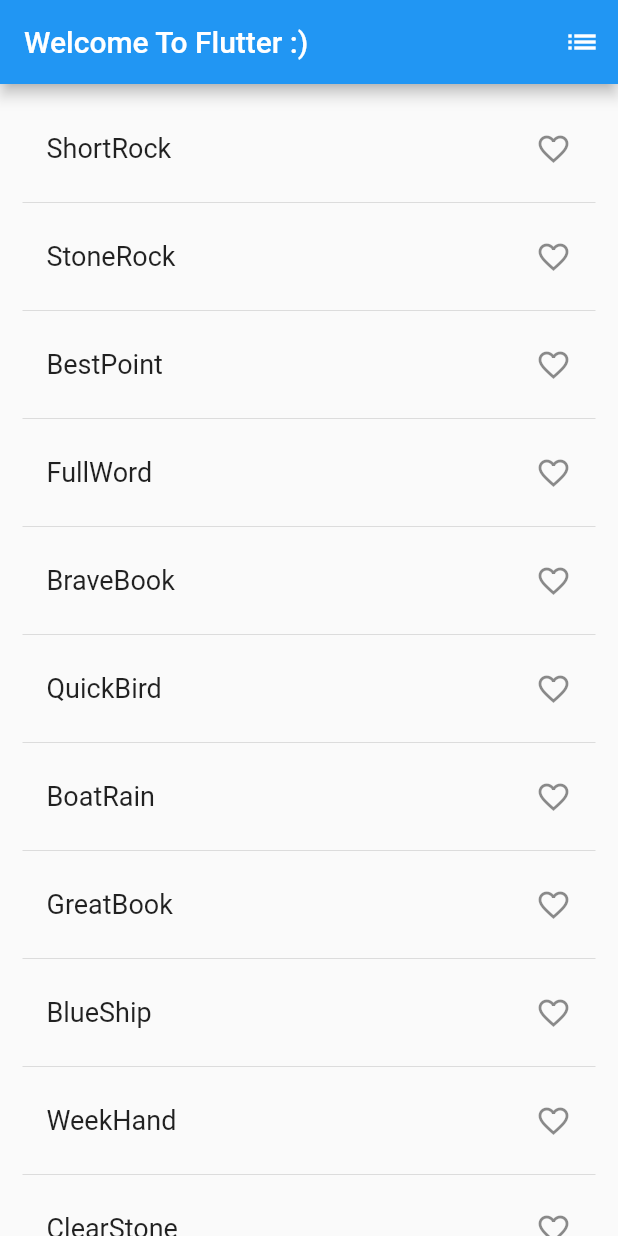
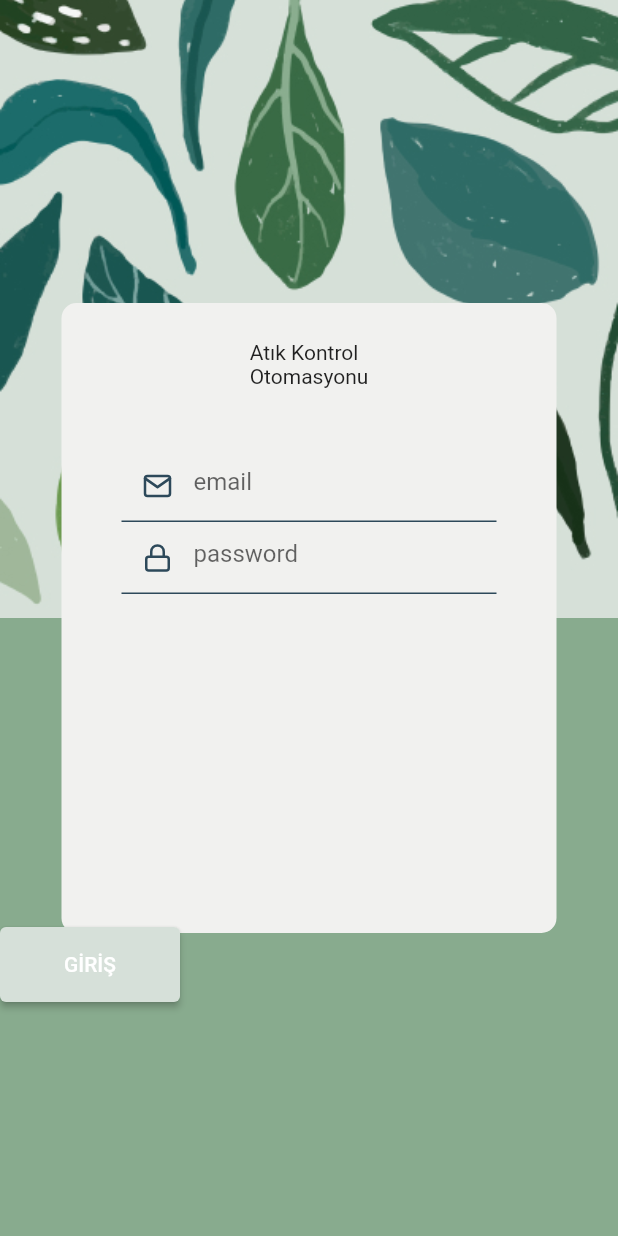
Before and after one commit to haliliceylan/karbon_ayak_izi, a Flutter app: the screen it shows after launch, on a phone screen of 412 x 824 dp. Run offline on Flutter 3.47's test engine with Material 2 defaults, Android fonts, the light colour scheme and no system bars; our stand-ins replace feather_icons, google_fonts; statements that could not run were skipped.

Commit message:
update on Home

```diff
--- a/lib/main.dart
+++ b/lib/main.dart
@@ -1,4 +1,6 @@
-import 'package:english_words/english_words.dart';
+import 'package:codelab_1/src/core/constant/color_hex.dart';
+import 'package:codelab_1/src/core/constant/text_theme.dart';
+import 'package:codelab_1/src/screens/home/home_screen.dart';
 import 'package:flutter/material.dart';
 
 void main() => runApp(MyApp());
@@ -7,101 +9,17 @@ class MyApp extends StatelessWidget {
   @override
   Widget build(BuildContext context) {
     return MaterialApp(
-        debugShowCheckedModeBanner: false,
-        title: 'Projem',
-        theme: ThemeData(primaryColor: Colors.black),
-        home: RamdonWords());
-  }
-}
-
-class RamdonWords extends StatefulWidget {
-  @override
-  _RamdonWordsState createState() => _RamdonWordsState();
-}
-
-class _RamdonWordsState extends State<RamdonWords> {
-  final _saved = <WordPair>[];
-  final _suggestions = <WordPair>[];
-  final _biggerFont = const TextStyle(fontSize: 18);
-
-  @override
-  Widget build(BuildContext context) {
-    return Scaffold(
-      appBar: AppBar(
-        actions: [
-          IconButton(icon: Icon(Icons.list), onPressed: _pushSaved),
-        ],
-        title: Text("Welcome To Flutter :)"),
+      debugShowCheckedModeBanner: false,
+      title: 'Projem',
+      theme: ThemeData(
+        textTheme: TextTheme(
+            headline1: headline1,
+            headline2: headline2,
+            headline3: headline3,
+            bodyText1: bodyText1),
+        primaryColor: dark,
       ),
-      body: _buildSuggestions(),
-    );
-  }
-
-  Widget _buildSuggestions() {
-    return ListView.builder(
-        padding: EdgeInsets.all(15),
-        itemBuilder: (context, i) {
-          if (i.isOdd) {
-            return Divider();
-          }
-          final int index = i ~/ 2;
-          if (index >= _suggestions.length) {
-            _suggestions.addAll(generateWordPairs().take(10));
-          }
-          return buildRow(_suggestions[index]);
-        });
-  }
-
-  Widget buildRow(WordPair pair) {
-    final alreadySaved = _saved.contains(pair);
-    return ListTile(
-      title: Text(
-        pair.asPascalCase,
-        style: _biggerFont,
-      ),
-      trailing: Icon(
-        alreadySaved ? Icons.favorite : Icons.favorite_border,
-        color: alreadySaved ? Colors.red : null,
-      ),
-      onTap: () {
-        setState(() {
-          if (alreadySaved) {
-            _saved.remove(pair);
-          } else {
-            _saved.add(pair);
-          }
-        });
-      },
-    );
-  }
-
-  void _pushSaved() {
-    Navigator.of(context).push(
-      // NEW lines from here...
-      MaterialPageRoute<void>(
-        builder: (BuildContext context) {
-          final tiles = _saved.map(
-            (WordPair pair) {
-              return ListTile(
-                title: Text(
-                  pair.asPascalCase,
-                  style: _biggerFont,
-                ),
-              );
-            },
-          );
-          final divided = tiles.isNotEmpty
-              ? ListTile.divideTiles(context: context, tiles: tiles).toList()
-              : <Widget>[];
-
-          return Scaffold(
-            appBar: AppBar(
-              title: Text('Saved Suggestions'),
-            ),
-            body: ListView(children: divided),
-          );
-        },
-      ), // ...to here.
+      home: HomeScreen(),
     );
   }
 }
--- /dev/null
+++ b/lib/src/core/constant/color_hex.dart
@@ -0,0 +1,13 @@
+import 'package:flutter/material.dart';
+
+const Color dark = Color(0xff2D495A);
+
+const Color card_color = Color(0xffF1F1EF);
+
+const Color green1 = Color(0xff607764);
+
+const Color green2 = Color(0xff88AB8E);
+
+const Color green3 = Color(0xffD6E0D9);
+
+const Color grey = Color(0xff777777);
--- /dev/null
+++ b/lib/src/core/constant/size.dart
@@ -0,0 +1,13 @@
+import 'package:flutter/material.dart';
+
+extension ContextExtension on BuildContext {
+  double get height => MediaQuery.of(this).size.height;
+  double get width => MediaQuery.of(this).size.width;
+
+  double dynamicHeight(double val) => height * val;
+  double dynamicWidth(double val) => width * val;
+
+  double get lowValue => dynamicHeight(0.01);
+  double get mediumValue => dynamicHeight(0.05);
+  double get highValue => dynamicHeight(0.075);
+}
--- /dev/null
+++ b/lib/src/core/constant/text_theme.dart
@@ -0,0 +1,16 @@
+import 'package:codelab_1/src/core/constant/color_hex.dart';
+import 'package:flutter/material.dart';
+import 'package:google_fonts/google_fonts.dart';
+
+
+TextStyle headline1 = GoogleFonts.poppins(
+    fontSize: 35, color: dark, fontWeight: FontWeight.bold);
+
+TextStyle headline2 = GoogleFonts.poppins(
+    fontSize: 14, color: dark, fontWeight: FontWeight.w600);
+
+TextStyle headline3 = GoogleFonts.poppins(
+    fontSize: 18, color: Colors.white, fontWeight: FontWeight.w300);
+
+TextStyle bodyText1 = GoogleFonts.poppins(
+    fontSize: 16, color: dark, fontWeight: FontWeight.w600);
--- /dev/null
+++ b/lib/src/screens/home/home_screen.dart
@@ -0,0 +1,22 @@
+import 'package:codelab_1/src/core/constant/color_hex.dart';
+import 'package:codelab_1/src/screens/home/widgets/home_background.dart';
+import 'package:codelab_1/src/widgets/buttons/rounded_button.dart';
+import 'package:codelab_1/src/widgets/cards/login_card.dart';
+import 'package:flutter/material.dart';
+
+class HomeScreen extends StatelessWidget {
+  const HomeScreen({Key key}) : super(key: key);
+
+  @override
+  Widget build(BuildContext context) {
+    return Scaffold(
+        resizeToAvoidBottomInset: false,
+        body: Stack(
+          children: [
+            BuildBackground(),
+            LoginCard(),
+            RoundedButton(),
+          ],
+        ));
+  }
+}
--- /dev/null
+++ b/lib/src/screens/home/widgets/home_background.dart
@@ -0,0 +1,27 @@
+import 'package:codelab_1/src/core/constant/color_hex.dart';
+import 'package:flutter/material.dart';
+import '../../../core/constant/size.dart';
+
+
+class BuildBackground extends StatelessWidget {
+  @override
+  Widget build(BuildContext context) {
+    return Column(
+      children: [
+        Container(
+          height: context.dynamicHeight(0.5),
+          width: context.width,
+          child: Image.asset(
+            "assets/images/home_background.jpg",
+            fit: BoxFit.cover,
+          ),
+        ),
+        Container(
+          height: context.dynamicHeight(0.5),
+          width: context.width,
+          color: green2,
+        ),
+      ],
+    );
+  }
+}
--- /dev/null
+++ b/lib/src/widgets/buttons/rounded_button.dart
@@ -0,0 +1,23 @@
+import 'package:codelab_1/src/core/constant/color_hex.dart';
+import 'package:flutter/material.dart';
+import '../../core/constant/size.dart';
+
+class RoundedButton extends StatelessWidget {
+  const RoundedButton({Key key}) : super(key: key);
+
+  @override
+  Widget build(BuildContext context) {
+    return Positioned(
+      top: context.height * 0.75,
+
+      child: Container(
+        height: 50,
+        width: 120,
+        child: ElevatedButton(
+            onPressed: () {},
+            child: Text("GİRİŞ"),
+            style: ElevatedButton.styleFrom(primary: green3)),
+      ),
+    );
+  }
+}
--- /dev/null
+++ b/lib/src/widgets/cards/login_card.dart
@@ -0,0 +1,76 @@
+import 'package:codelab_1/src/core/constant/color_hex.dart';
+import 'package:flutter/material.dart';
+import '../../core/constant/size.dart';
+import 'package:feather_icons/feather_icons.dart';
+
+class LoginCard extends StatelessWidget {
+  const LoginCard({Key key}) : super(key: key);
+
+  @override
+  Widget build(BuildContext context) {
+    return Center(
+      child: Container(
+        width: 330,
+        height: 420,
+        decoration: BoxDecoration(
+            borderRadius: BorderRadius.circular(10), color: card_color),
+        child: Column(
+          children: [
+            SizedBox(
+              height: context.height * 0.03,
+            ),
+            Text(
+              "Atık Kontrol\nOtomasyonu",
+              style: Theme.of(context).textTheme.headline1,
+            ),
+            SizedBox(
+              height: context.height * 0.05,
+            ),
+            Container(
+              margin: EdgeInsets.only(left: 40, right: 40),
+              child: Column(
+                children: [
+                  TextFormField(
+                    cursorColor: dark,
+                    decoration: InputDecoration(
+                        hintText: "email",
+                        hintStyle: Theme.of(context)
+                            .textTheme
+                            .bodyText1
+                            .copyWith(color: grey),
+                        prefixIcon: Icon(
+                          FeatherIcons.mail,
+                          size: 20,
+                          color: dark,
+                        ),
+                        enabledBorder: UnderlineInputBorder(
+                            borderSide: BorderSide(
+                          color: dark,
+                        ))),
+                  ),
+                  TextFormField(
+                    cursorColor: dark,
+                    obscureText: true,
+                    decoration: InputDecoration(
+                        hintText: "password",
+                        hintStyle: Theme.of(context)
+                            .textTheme
+                            .bodyText1
+                            .copyWith(color: grey),
+                        prefixIcon: Icon(
+                          FeatherIcons.lock,
+                          color: dark,
+                          size: 20,
+                        ),
+                        enabledBorder: UnderlineInputBorder(
+                            borderSide: BorderSide(color: dark))),
+                  ),
+                ],
+              ),
+            ),
+          ],
+        ),
+      ),
+    );
+  }
+}
```
Also changed, not shown: pubspec.yaml (+6 -26 lines), assets/images/home_background.jpg (added), pubspec.lock, 1 other file.
